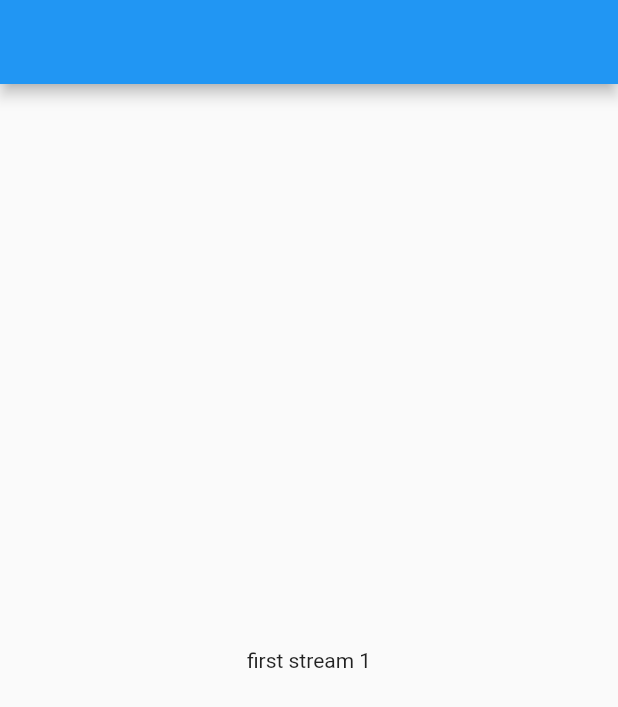
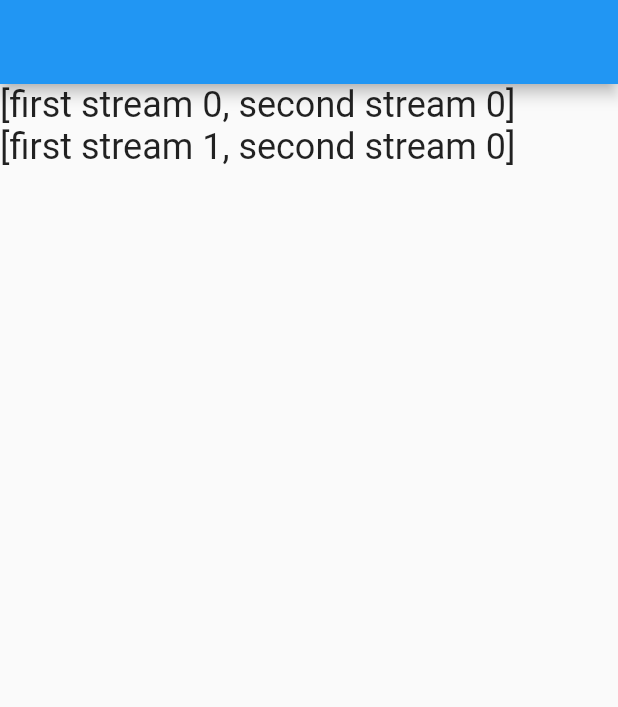
Before and after one commit to NChervinska/merge_stream, a Flutter app: the screen it shows after launch, on a phone screen of 412 x 824 dp. Shown: the top 707 px of the screen. Run offline on Flutter 3.47's test engine with Material 2 defaults, Android fonts, the phone set to English and light mode, and no system bars; our stand-ins replace rxdart.

Commit message:
Change code style

```diff
--- a/lib/main_page.dart
+++ b/lib/main_page.dart
@@ -1,14 +1,14 @@
 import 'package:flutter/material.dart';
 import 'package:rxdart/rxdart.dart';
 
-class MyHomePage extends StatefulWidget {
-  const MyHomePage({Key? key}) : super(key: key);
+class MainPage extends StatefulWidget {
+  const MainPage({Key? key}) : super(key: key);
 
   @override
-  State<MyHomePage> createState() => _MyHomePageState();
+  State<MainPage> createState() => _MainPageState();
 }
 
-class _MyHomePageState extends State<MyHomePage> {
+class _MainPageState extends State<MainPage> {
   late final Stream<String> _stream;
 
   @override
@@ -22,17 +22,19 @@ class _MyHomePageState extends State<MyHomePage> {
       const Duration(seconds: 5),
       (i) => 'second stream $i',
     );
-    _stream = MergeStream([_stream1, _stream2]);
-    // _stream = ConcatStream([_stream1, _stream2]);
-    //  _stream = ZipStream([_stream1, _stream2], (values) => values.toString());
-    // _stream = CombineLatestStream(
-    //    [_stream1, _stream2],
-    //   (values) => values.toString(),
-    //  );
+    //_stream = MergeStream([_stream1, _stream2]);
+    //_stream = ConcatStream([_stream1, _stream2]);
+    //_stream = ZipStream([_stream1, _stream2], (values) => values.toString());
+    _stream = CombineLatestStream(
+      [_stream1, _stream2],
+      (values) => values.toString(),
+    );
   }
 
   @override
   Widget build(BuildContext context) {
+    final _items = <String>[];
+
     return Scaffold(
       appBar: AppBar(),
       body: Center(
@@ -41,7 +43,7 @@ class _MyHomePageState extends State<MyHomePage> {
           builder: (context, snapshot) {
             final data = snapshot.data;
             if (snapshot.hasData && data != null) {
-              return Text(data);
+              return _buildListView(_items, data);
             } else if (snapshot.hasError) {
               return Text(snapshot.error.toString());
             } else {
@@ -54,4 +56,16 @@ class _MyHomePageState extends State<MyHomePage> {
       ),
     );
   }
+
+  ListView _buildListView(List<String> _items, String data) {
+    _items.add(data);
+    return ListView(
+      children: _items
+          .map((e) => Text(
+                e,
+                style: const TextStyle(fontSize: 24),
+              ))
+          .toList(),
+    );
+  }
 }
--- a/lib/merge_stream_app.dart
+++ b/lib/merge_stream_app.dart
@@ -6,11 +6,8 @@ class MergeStreamApp extends StatelessWidget {
 
   @override
   Widget build(BuildContext context) {
-    return MaterialApp(
-      theme: ThemeData(
-        primarySwatch: Colors.blue,
-      ),
-      home: const MyHomePage(),
+    return const MaterialApp(
+      home: MainPage(),
     );
   }
 }
```
